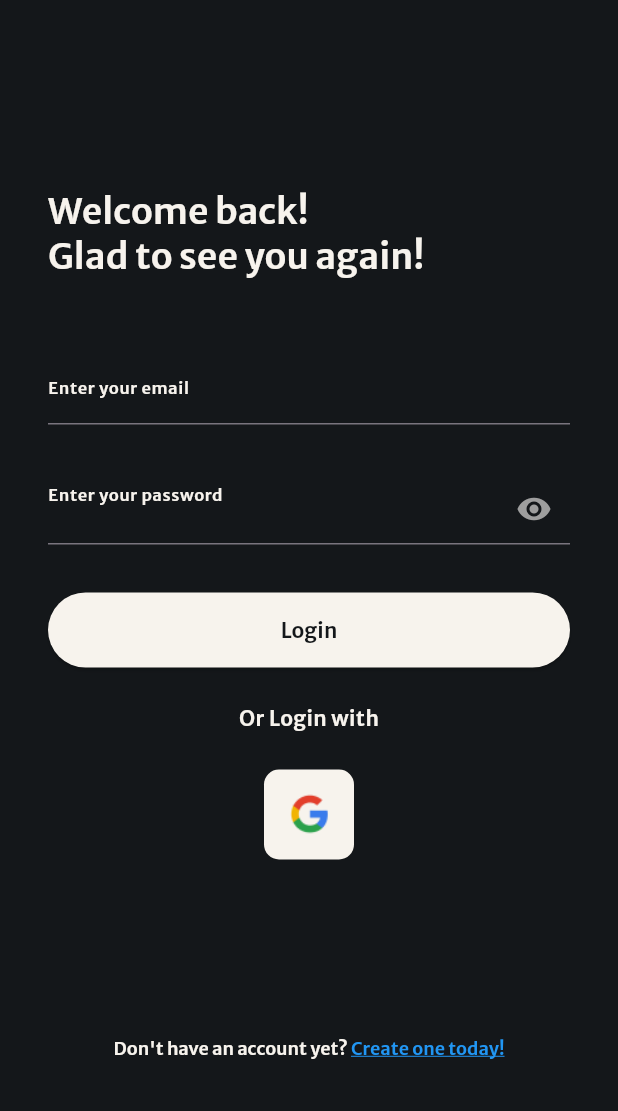
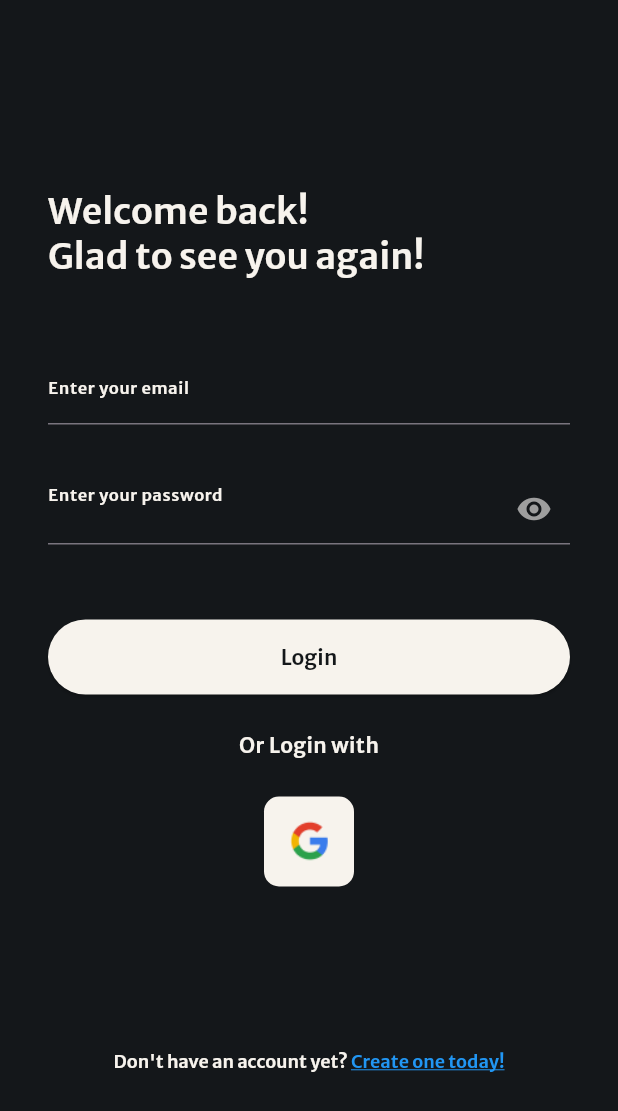
Before and after one commit to AdrianFu0329/Ascend_FYP, a Flutter app: the screen it shows after launch, on a phone screen of 412 x 824 dp. Shown: the top 1111 px of the screen. Run offline on Flutter 3.47's test engine with Material 3 defaults, Android fonts, the phone set to English and light mode, and no system bars; our stand-ins replace cloud_firestore, firebase_auth, firebase_core, firebase_storage, geocoding, geolocator and 1 more; accounts and stored records are empty.

Commit message:
welcome_screen Complete

```diff
--- a/lib/pages/welcome_screen.dart
+++ b/lib/pages/welcome_screen.dart
@@ -35,9 +35,8 @@ class _WelcomeScreenState extends State<WelcomeScreen> {
       body: Center(
         child: Padding(
           padding: const EdgeInsets.fromLTRB(32, 0, 32, 0),
-          child: Expanded(
           child: Column(
-              mainAxisAlignment: MainAxisAlignment.start,
+            mainAxisAlignment: MainAxisAlignment.spaceEvenly,
             crossAxisAlignment: CrossAxisAlignment.stretch,
             children: [
               const SizedBox(height: 125),
@@ -85,7 +84,7 @@ class _WelcomeScreenState extends State<WelcomeScreen> {
                   ),
                 ),
               ),
-                const SizedBox(height: 32.0),
+              const SizedBox(height: 50),
               SizedBox(
                 height: 50,
                 child: ElevatedButton(
@@ -114,8 +113,7 @@ class _WelcomeScreenState extends State<WelcomeScreen> {
                     ),
                     child: IconButton(
                       onPressed: () async {
-                          String message =
-                              await AuthService().signInWithGoogle();
+                        String message = await AuthService().signInWithGoogle();
                         ScaffoldMessenger.of(context).showSnackBar(
                           SnackBar(content: Text(message)),
                         );
@@ -138,8 +136,6 @@ class _WelcomeScreenState extends State<WelcomeScreen> {
                 ],
               ),
               Expanded(
-                  child: SizedBox(
-                    height: double.infinity,
                 child: Align(
                   alignment: Alignment.bottomCenter,
                   child: Center(
@@ -148,8 +144,7 @@ class _WelcomeScreenState extends State<WelcomeScreen> {
                         Navigator.push(
                           context,
                           SlidingNav(
-                                  builder: (context) =>
-                                      const RegistrationScreen()),
+                              builder: (context) => const RegistrationScreen()),
                         );
                       },
                       child: RichText(
@@ -179,9 +174,7 @@ class _WelcomeScreenState extends State<WelcomeScreen> {
                   ),
                 ),
               ),
-                ),
             ],
-            ),
           ),
         ),
       ),
```
Lines whose indentation alone changed are shown as unchanged.
